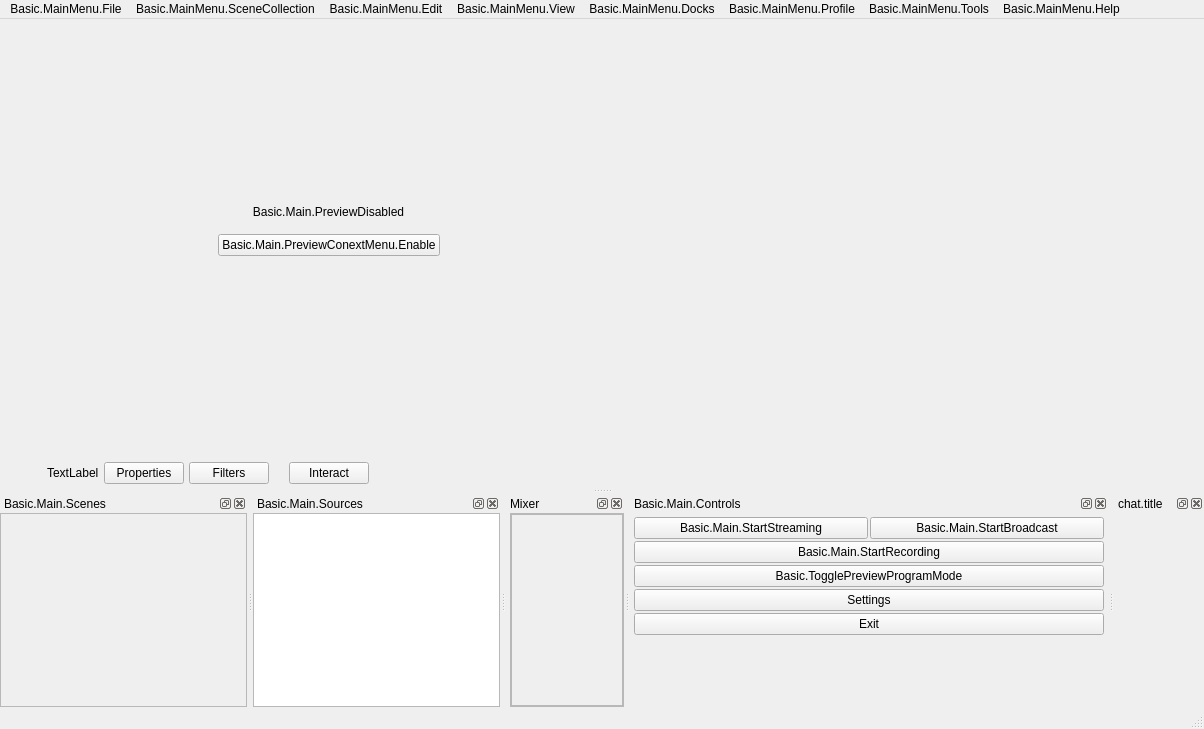
First picture: the form in src/prism-live-studio/PRISMLiveStudio/obs-ui/forms/OBSBasic.ui, repository naver/prism-live-studio, before the edit.
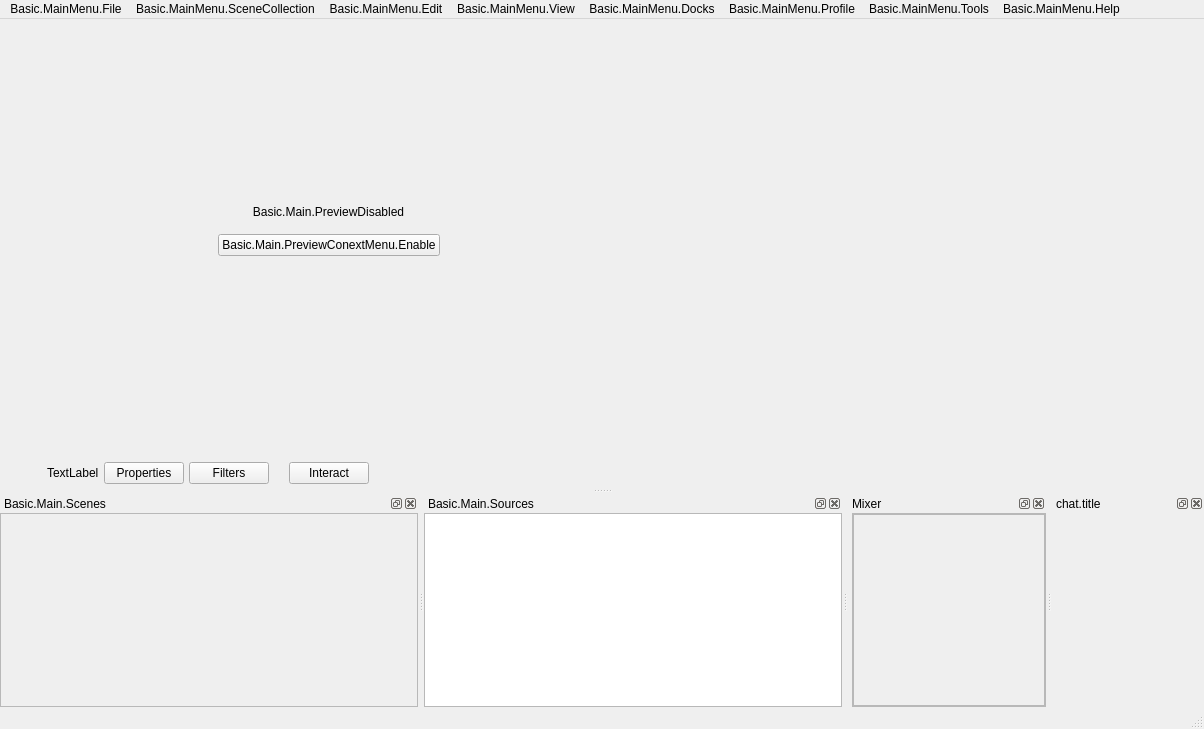
Second picture: the form after the edit. Icons and pictures are not drawn. Custom widgets are drawn as their Qt base class.

Diff of the .ui file:
```diff
--- a/src/prism-live-studio/PRISMLiveStudio/obs-ui/forms/OBSBasic.ui
+++ b/src/prism-live-studio/PRISMLiveStudio/obs-ui/forms/OBSBasic.ui
@@ -1137,204 +1137,6 @@
     </layout>
    </widget>
   </widget>
-  <widget class="OBSDock" name="controlsDock">
-   <property name="windowTitle">
-    <string>Basic.Main.Controls</string>
-   </property>
-   <attribute name="dockWidgetArea">
-    <number>8</number>
-   </attribute>
-   <widget class="QWidget" name="controlsDockContents">
-    <layout class="QVBoxLayout" name="buttonsVLayout">
-     <property name="spacing">
-      <number>2</number>
-     </property>
-     <property name="leftMargin">
-      <number>4</number>
-     </property>
-     <property name="topMargin">
-      <number>4</number>
-     </property>
-     <property name="rightMargin">
-      <number>4</number>
-     </property>
-     <property name="bottomMargin">
-      <number>4</number>
-     </property>
-     <item>
-      <layout class="QHBoxLayout" name="horizontalLayout_7">
-       <item>
-        <widget class="QPushButton" name="streamButton">
-         <property name="enabled">
-          <bool>true</bool>
-         </property>
-         <property name="sizePolicy">
-          <sizepolicy hsizetype="Ignored" vsizetype="Fixed">
-           <horstretch>0</horstretch>
-           <verstretch>0</verstretch>
-          </sizepolicy>
-         </property>
-         <property name="minimumSize">
-          <size>
-           <width>150</width>
-           <height>0</height>
-          </size>
-         </property>
-         <property name="text">
-          <string>Basic.Main.StartStreaming</string>
-         </property>
-         <property name="checkable">
-          <bool>true</bool>
-         </property>
-        </widget>
-       </item>
-       <item>
-        <widget class="QPushButton" name="broadcastButton">
-         <property name="enabled">
-          <bool>true</bool>
-         </property>
-         <property name="sizePolicy">
-          <sizepolicy hsizetype="Ignored" vsizetype="Fixed">
-           <horstretch>0</horstretch>
-           <verstretch>0</verstretch>
-          </sizepolicy>
-         </property>
-         <property name="minimumSize">
-          <size>
-           <width>150</width>
-           <height>0</height>
-          </size>
-         </property>
-         <property name="text">
-          <string>Basic.Main.StartBroadcast</string>
-         </property>
-         <property name="checkable">
-          <bool>true</bool>
-         </property>
-        </widget>
-       </item>
-      </layout>
-     </item>
-     <item>
-      <layout class="QHBoxLayout" name="recordingLayout">
-       <property name="spacing">
-        <number>2</number>
-       </property>
-       <property name="leftMargin">
-        <number>0</number>
-       </property>
-       <property name="topMargin">
-        <number>0</number>
-       </property>
-       <property name="rightMargin">
-        <number>0</number>
-       </property>
-       <property name="bottomMargin">
-        <number>0</number>
-       </property>
-       <item>
-        <widget class="RecordButton" name="recordButton">
-         <property name="enabled">
-          <bool>true</bool>
-         </property>
-         <property name="sizePolicy">
-          <sizepolicy hsizetype="Ignored" vsizetype="Fixed">
-           <horstretch>0</horstretch>
-           <verstretch>0</verstretch>
-          </sizepolicy>
-         </property>
-         <property name="minimumSize">
-          <size>
-           <width>0</width>
-           <height>0</height>
-          </size>
-         </property>
-         <property name="text">
-          <string>Basic.Main.StartRecording</string>
-         </property>
-         <property name="checkable">
-          <bool>true</bool>
-         </property>
-        </widget>
-       </item>
-      </layout>
-     </item>
-     <item>
-      <widget class="QPushButton" name="modeSwitch">
-       <property name="sizePolicy">
-        <sizepolicy hsizetype="Ignored" vsizetype="Fixed">
-         <horstretch>0</horstretch>
-         <verstretch>0</verstretch>
-        </sizepolicy>
-       </property>
-       <property name="minimumSize">
-        <size>
-         <width>150</width>
-         <height>0</height>
-        </size>
-       </property>
-       <property name="text">
-        <string>Basic.TogglePreviewProgramMode</string>
-       </property>
-       <property name="checkable">
-        <bool>true</bool>
-       </property>
-      </widget>
-     </item>
-     <item>
-      <widget class="QPushButton" name="settingsButton">
-       <property name="sizePolicy">
-        <sizepolicy hsizetype="Ignored" vsizetype="Fixed">
-         <horstretch>0</horstretch>
-         <verstretch>0</verstretch>
-        </sizepolicy>
-       </property>
-       <property name="minimumSize">
-        <size>
-         <width>150</width>
-         <height>0</height>
-        </size>
-       </property>
-       <property name="text">
-        <string>Settings</string>
-       </property>
-      </widget>
-     </item>
-     <item>
-      <widget class="QPushButton" name="exitButton">
-       <property name="sizePolicy">
-        <sizepolicy hsizetype="Ignored" vsizetype="Fixed">
-         <horstretch>0</horstretch>
-         <verstretch>0</verstretch>
-        </sizepolicy>
-       </property>
-       <property name="minimumSize">
-        <size>
-         <width>150</width>
-         <height>0</height>
-        </size>
-       </property>
-       <property name="text">
-        <string>Exit</string>
-       </property>
-      </widget>
-     </item>
-     <item>
-      <spacer name="expVSpacer">
-       <property name="orientation">
-        <enum>Qt::Vertical</enum>
-       </property>
-       <property name="sizeHint" stdset="0">
-        <size>
-         <width>0</width>
-         <height>0</height>
-        </size>
-       </property>
-      </spacer>
-     </item>
-    </layout>
-   </widget>
-  </widget>
   <widget class="OBSDock" name="chatDock">
    <property name="windowTitle">
     <string>chat.title</string>
@@ -1343,7 +1145,7 @@
     <number>8</number>
    </attribute>
    <widget class="QWidget" name="dockWidgetContents_4">
-    <layout class="QHBoxLayout" name="horizontalLayout_3">
+    <layout class="QHBoxLayout" name="horizontalLayout_31">
      <property name="spacing">
       <number>0</number>
      </property>
@@ -2224,11 +2026,6 @@
    <extends>QStatusBar</extends>
    <header>window-basic-status-bar.hpp</header>
   </customwidget>
-  <customwidget>
-   <class>RecordButton</class>
-   <extends>QPushButton</extends>
-   <header>record-button.hpp</header>
-  </customwidget>
   <customwidget>
    <class>OBSDock</class>
    <extends>QDockWidget</extends>
```
Left out of the diff: 18 changed lines with no effect on the pictures.
